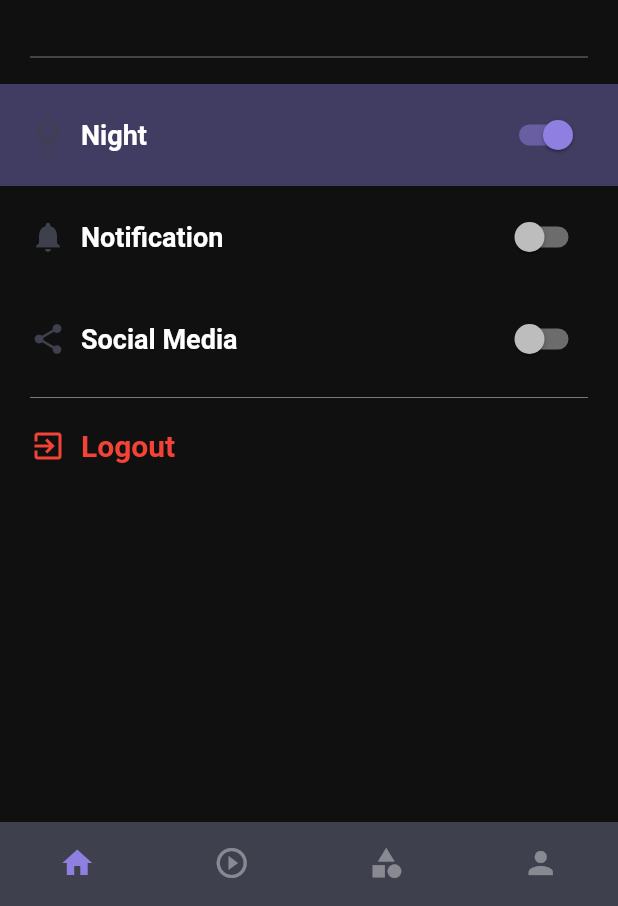
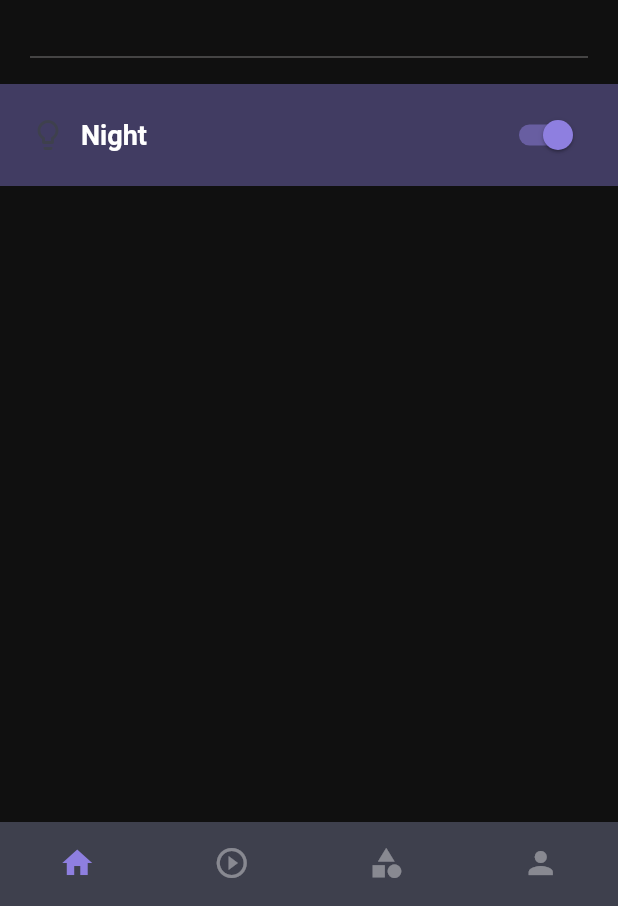
Before and after one commit to Nazarko12/flutter-application, a Flutter app: the screen it shows after launch, swiped to page 4, on a phone screen of 412 x 824 dp, the part 330-1236 px from its top. Run offline on Flutter 3.47's test engine with Material 2 defaults, Android fonts, the phone set to English and light mode, and no system bars; our stand-ins replace bloc, cached_network_image, equatable, flutter_bloc; network calls fail.

Commit message:
Correction of this laboratory at the request of the course teacher

```diff
--- a/lib/src/models/newsResponseModel.dart
+++ b/lib/src/models/newsResponseModel.dart
@@ -1,6 +1,3 @@
-// To parse this JSON data, do
-//
-//     final newsApiResonse = newsApiResonseFromJson(jsonString);
 import 'dart:convert';
 
 import 'package:intl/intl.dart';
--- a/lib/src/pages/profile/profilePage.dart
+++ b/lib/src/pages/profile/profilePage.dart
@@ -152,19 +152,6 @@ class ProfilePage extends StatelessWidget {
                         _settingRow(
                             context, Icons.lightbulb_outline, 'Night', val,
                             index: 1),
-                        _settingRow(context, Icons.notifications,
-                            'Notification', false),
-                        // SizedBox(height: 10),
-                        _settingRow(
-                            context, Icons.share, 'Social Media', false),
-                        SizedBox(height: 5),
-                        Divider(
-                          indent: 20,
-                          endIndent: 20,
-                          height: 0,
-                        ),
-                        SizedBox(height: 5),
-                        _logout(context, Icons.exit_to_app, 'Logout'),
                       ],
                     ),
                   ))
```
